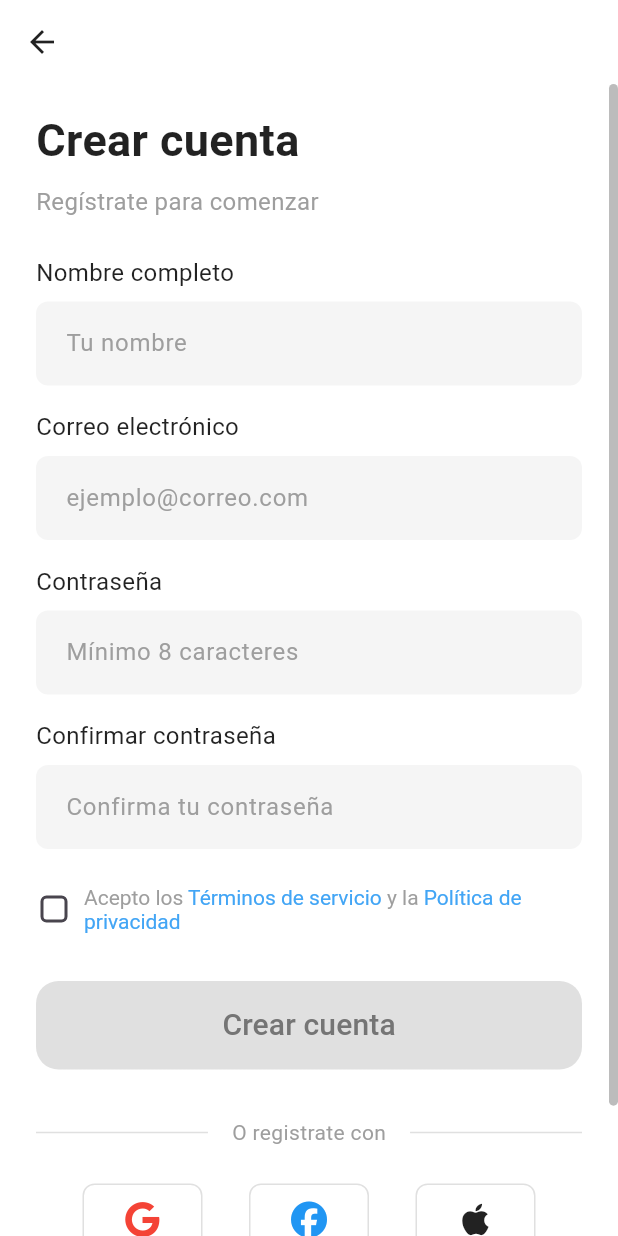
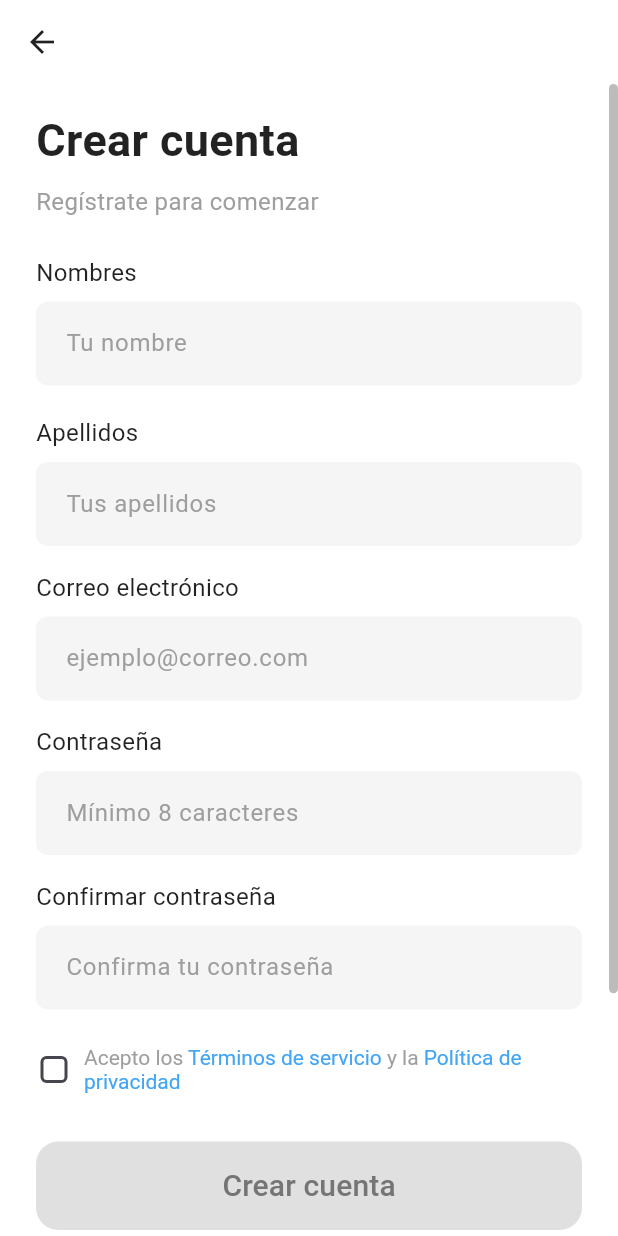
Before and after one commit to PetVital/PetVital-Frontend, a Flutter app: the RegisterScreen screen opened by its route, on a phone screen of 412 x 824 dp. Run offline on Flutter 3.47's test engine with Material 3 defaults, Android fonts, the phone set to English and light mode, and no system bars; our stand-ins replace dropdown_button2, flutter_svg, font_awesome_flutter.

Commit message:
register form updated

```diff
--- a/lib/ui/pages/authentication/register_screen.dart
+++ b/lib/ui/pages/authentication/register_screen.dart
@@ -12,6 +12,7 @@ class RegisterScreen extends StatefulWidget {
 
 class _RegisterScreenState extends State<RegisterScreen> {
   final _nameController = TextEditingController();
+  final _lastNameController = TextEditingController();
   final _emailController = TextEditingController();
   final _passwordController = TextEditingController();
   final _confirmPasswordController = TextEditingController();
@@ -22,6 +23,7 @@ class _RegisterScreenState extends State<RegisterScreen> {
   @override
   void dispose() {
     _nameController.dispose();
+    _lastNameController.dispose();
     _emailController.dispose();
     _passwordController.dispose();
     _confirmPasswordController.dispose();
@@ -80,7 +82,7 @@ class _RegisterScreenState extends State<RegisterScreen> {
 
                 // Campo de nombre completo
                 const Text(
-                  'Nombre completo',
+                  'Nombres',
                   style: TextStyle(
                     fontSize: 16,
                     color: Colors.black87,
@@ -93,6 +95,35 @@ class _RegisterScreenState extends State<RegisterScreen> {
                   textCapitalization: TextCapitalization.words,
                   decoration: InputDecoration(
                     hintText: 'Tu nombre',
+                    hintStyle: const TextStyle(color: Colors.grey),
+                    fillColor: Colors.grey[100],
+                    filled: true,
+                    border: OutlineInputBorder(
+                      borderRadius: BorderRadius.circular(8),
+                      borderSide: BorderSide.none,
+                    ),
+                    contentPadding: const EdgeInsets.symmetric(
+                      vertical: 16,
+                      horizontal: 16,
+                    ),
+                  ),
+                ),
+                const SizedBox(height: 20),
+                // Campo de nombre completo
+                const Text(
+                  'Apellidos',
+                  style: TextStyle(
+                    fontSize: 16,
+                    color: Colors.black87,
+                  ),
+                ),
+                const SizedBox(height: 8),
+                TextField(
+                  controller: _lastNameController,
+                  keyboardType: TextInputType.name,
+                  textCapitalization: TextCapitalization.words,
+                  decoration: InputDecoration(
+                    hintText: 'Tus apellidos',
                     hintStyle: const TextStyle(color: Colors.grey),
                     fillColor: Colors.grey[100],
                     filled: true,
```
